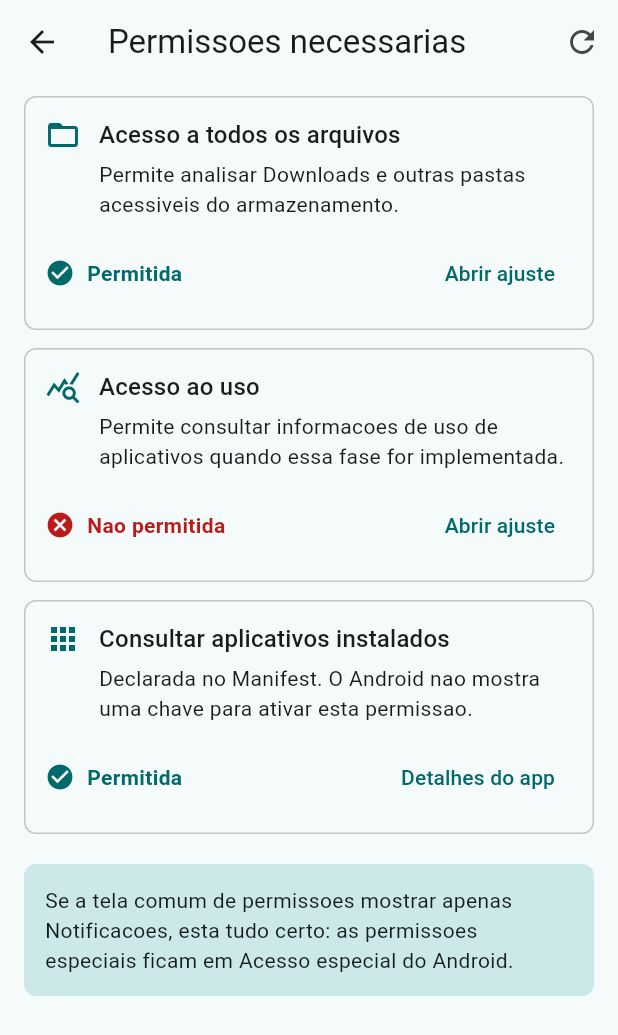
After one commit to tecnicorikardo/CleanDroid, a Flutter app: the PermissionsPage screen opened directly, after a tap on "Abrir ajuste", on a phone screen of 412 x 824 dp. The commit adds this screen. Shown: the top 1035 px of the screen. Run offline on Flutter 3.47's test engine with Material 3 defaults, Android fonts, the phone set to English and light mode, and no system bars; our stand-ins replace permission_handler, shared_preferences; missing offline and left inert: workmanager; accounts and stored records are empty.

Commit message:
Cria tela de permissoes especiais

```diff
--- /dev/null
+++ b/lib/src/models/app_permission_status.dart
@@ -0,0 +1,11 @@
+class AppPermissionStatus {
+  const AppPermissionStatus({
+    required this.allFilesAccess,
+    required this.usageAccess,
+    required this.queryAllPackagesDeclared,
+  });
+
+  final bool allFilesAccess;
+  final bool usageAccess;
+  final bool queryAllPackagesDeclared;
+}
--- /dev/null
+++ b/lib/src/services/app_permission_service.dart
@@ -0,0 +1,58 @@
+import 'dart:io';
+
+import 'package:flutter/services.dart';
+import 'package:permission_handler/permission_handler.dart';
+
+import '../models/app_permission_status.dart';
+
+class AppPermissionService {
+  static const _channel = MethodChannel('br.com.cleandroid.app/permissions');
+
+  Future<AppPermissionStatus> loadStatus() async {
+    final allFilesAccess = Platform.isAndroid
+        ? await Permission.manageExternalStorage.isGranted
+        : true;
+
+    return AppPermissionStatus(
+      allFilesAccess: allFilesAccess,
+      usageAccess: await hasUsageAccess(),
+      queryAllPackagesDeclared: true,
+    );
+  }
+
+  Future<bool> hasUsageAccess() async {
+    if (!Platform.isAndroid) {
+      return true;
+    }
+
+    try {
+      return await _channel.invokeMethod<bool>('hasUsageAccess') ?? false;
+    } on PlatformException {
+      return false;
+    }
+  }
+
+  Future<void> openAllFilesAccessSettings() async {
+    if (!Platform.isAndroid) {
+      return;
+    }
+
+    await _channel.invokeMethod<void>('openAllFilesAccessSettings');
+  }
+
+  Future<void> openUsageAccessSettings() async {
+    if (!Platform.isAndroid) {
+      return;
+    }
+
+    await _channel.invokeMethod<void>('openUsageAccessSettings');
+  }
+
+  Future<void> openAppDetailsSettings() async {
+    if (!Platform.isAndroid) {
+      return;
+    }
+
+    await _channel.invokeMethod<void>('openAppDetailsSettings');
+  }
+}
--- a/lib/src/ui/home_page.dart
+++ b/lib/src/ui/home_page.dart
@@ -7,6 +7,7 @@ import '../services/cleanup_scheduler.dart';
 import '../services/cleanup_service.dart';
 import '../services/cleanup_settings_service.dart';
 import '../services/file_scanner_service.dart';
+import 'permissions_page.dart';
 
 class HomePage extends StatefulWidget {
   HomePage({
@@ -97,6 +98,13 @@ class _HomePageState extends State<HomePage> {
     await _load();
   }
 
+  Future<void> _openPermissionsPage() async {
+    await Navigator.of(
+      context,
+    ).push(MaterialPageRoute<void>(builder: (_) => PermissionsPage()));
+    await _load();
+  }
+
   Future<void> _setAutomaticCleanup(bool enabled) async {
     final next = _settings.copyWith(automaticCleanupEnabled: enabled);
     await widget.settingsService.save(next);
@@ -129,6 +137,11 @@ class _HomePageState extends State<HomePage> {
       appBar: AppBar(
         title: const Text('CleanDroid'),
         actions: [
+          IconButton(
+            tooltip: 'Permissoes necessarias',
+            onPressed: _openPermissionsPage,
+            icon: const Icon(Icons.admin_panel_settings_outlined),
+          ),
           IconButton(
             tooltip: 'Atualizar analise',
             onPressed: _loading ? null : _load,
@@ -174,6 +187,7 @@ class _HomePageState extends State<HomePage> {
             _StorageAccessPanel(
               hasStorageAccess: _hasStorageAccess,
               onRequestAccess: _requestStorageAccess,
+              onOpenPermissions: _openPermissionsPage,
             ),
             const SizedBox(height: 16),
             if (report == null)
@@ -414,10 +428,12 @@ class _StorageAccessPanel extends StatelessWidget {
   const _StorageAccessPanel({
     required this.hasStorageAccess,
     required this.onRequestAccess,
+    required this.onOpenPermissions,
   });
 
   final bool hasStorageAccess;
   final VoidCallback onRequestAccess;
+  final VoidCallback onOpenPermissions;
 
   @override
   Widget build(BuildContext context) {
@@ -447,6 +463,11 @@ class _StorageAccessPanel extends StatelessWidget {
             TextButton(
               onPressed: hasStorageAccess ? null : onRequestAccess,
               child: const Text('Permitir'),
+            ),
+            IconButton(
+              tooltip: 'Ver permissoes',
+              onPressed: onOpenPermissions,
+              icon: const Icon(Icons.chevron_right),
             ),
           ],
         ),
--- /dev/null
+++ b/lib/src/ui/permissions_page.dart
@@ -0,0 +1,239 @@
+import 'package:flutter/material.dart';
+
+import '../models/app_permission_status.dart';
+import '../services/app_permission_service.dart';
+
+class PermissionsPage extends StatefulWidget {
+  PermissionsPage({super.key, AppPermissionService? permissionService})
+    : permissionService = permissionService ?? AppPermissionService();
+
+  final AppPermissionService permissionService;
+
+  @override
+  State<PermissionsPage> createState() => _PermissionsPageState();
+}
+
+class _PermissionsPageState extends State<PermissionsPage>
+    with WidgetsBindingObserver {
+  AppPermissionStatus? _status;
+  bool _loading = true;
+
+  @override
+  void initState() {
+    super.initState();
+    WidgetsBinding.instance.addObserver(this);
+    _load();
+  }
+
+  @override
+  void dispose() {
+    WidgetsBinding.instance.removeObserver(this);
+    super.dispose();
+  }
+
+  @override
+  void didChangeAppLifecycleState(AppLifecycleState state) {
+    if (state == AppLifecycleState.resumed) {
+      _load();
+    }
+  }
+
+  Future<void> _load() async {
+    setState(() => _loading = true);
+    final status = await widget.permissionService.loadStatus();
+
+    if (!mounted) {
+      return;
+    }
+
+    setState(() {
+      _status = status;
+      _loading = false;
+    });
+  }
+
+  Future<void> _openAllFilesAccess() async {
+    await widget.permissionService.openAllFilesAccessSettings();
+  }
+
+  Future<void> _openUsageAccess() async {
+    await widget.permissionService.openUsageAccessSettings();
+  }
+
+  Future<void> _openAppDetails() async {
+    await widget.permissionService.openAppDetailsSettings();
+  }
+
+  @override
+  Widget build(BuildContext context) {
+    final status = _status;
+
+    return Scaffold(
+      appBar: AppBar(
+        title: const Text('Permissoes necessarias'),
+        actions: [
+          IconButton(
+            tooltip: 'Atualizar permissoes',
+            onPressed: _loading ? null : _load,
+            icon: const Icon(Icons.refresh),
+          ),
+        ],
+      ),
+      body: ListView(
+        padding: const EdgeInsets.fromLTRB(16, 8, 16, 24),
+        children: [
+          if (_loading && status == null)
+            const LinearProgressIndicator()
+          else ...[
+            _PermissionTile(
+              icon: Icons.folder_open,
+              title: 'Acesso a todos os arquivos',
+              description:
+                  'Permite analisar Downloads e outras pastas acessiveis do armazenamento.',
+              granted: status?.allFilesAccess ?? false,
+              actionLabel: 'Abrir ajuste',
+              onPressed: _openAllFilesAccess,
+            ),
+            const SizedBox(height: 12),
+            _PermissionTile(
+              icon: Icons.query_stats,
+              title: 'Acesso ao uso',
+              description:
+                  'Permite consultar informacoes de uso de aplicativos quando essa fase for implementada.',
+              granted: status?.usageAccess ?? false,
+              actionLabel: 'Abrir ajuste',
+              onPressed: _openUsageAccess,
+            ),
+            const SizedBox(height: 12),
+            _PermissionTile(
+              icon: Icons.apps,
+              title: 'Consultar aplicativos instalados',
+              description:
+                  'Declarada no Manifest. O Android nao mostra uma chave para ativar esta permissao.',
+              granted: status?.queryAllPackagesDeclared ?? false,
+              actionLabel: 'Detalhes do app',
+              onPressed: _openAppDetails,
+            ),
+          ],
+          const SizedBox(height: 20),
+          _PermissionHelpBox(
+            allFilesAccess: status?.allFilesAccess ?? false,
+            usageAccess: status?.usageAccess ?? false,
+          ),
+        ],
+      ),
+    );
+  }
+}
+
+class _PermissionTile extends StatelessWidget {
+  const _PermissionTile({
+    required this.icon,
+    required this.title,
+    required this.description,
+    required this.granted,
+    required this.actionLabel,
+    required this.onPressed,
+  });
+
+  final IconData icon;
+  final String title;
+  final String description;
+  final bool granted;
+  final String actionLabel;
+  final VoidCallback onPressed;
+
+  @override
+  Widget build(BuildContext context) {
+    final theme = Theme.of(context);
+    final statusColor = granted
+        ? theme.colorScheme.primary
+        : theme.colorScheme.error;
+
+    return DecoratedBox(
+      decoration: BoxDecoration(
+        border: Border.all(color: theme.colorScheme.outlineVariant),
+        borderRadius: BorderRadius.circular(8),
+      ),
+      child: Padding(
+        padding: const EdgeInsets.all(14),
+        child: Column(
+          crossAxisAlignment: CrossAxisAlignment.start,
+          children: [
+            Row(
+              crossAxisAlignment: CrossAxisAlignment.start,
+              children: [
+                Icon(icon, color: theme.colorScheme.primary),
+                const SizedBox(width: 12),
+                Expanded(
+                  child: Column(
+                    crossAxisAlignment: CrossAxisAlignment.start,
+                    children: [
+                      Text(title, style: theme.textTheme.titleMedium),
+                      const SizedBox(height: 4),
+                      Text(description),
+                    ],
+                  ),
+                ),
+              ],
+            ),
+            const SizedBox(height: 12),
+            Row(
+              children: [
+                Icon(
+                  granted ? Icons.check_circle : Icons.cancel,
+                  color: statusColor,
+                  size: 20,
+                ),
+                const SizedBox(width: 8),
+                Expanded(
+                  child: Text(
+                    granted ? 'Permitida' : 'Nao permitida',
+                    style: TextStyle(
+                      color: statusColor,
+                      fontWeight: FontWeight.w600,
+                    ),
+                  ),
+                ),
+                TextButton(onPressed: onPressed, child: Text(actionLabel)),
+              ],
+            ),
+          ],
+        ),
+      ),
+    );
+  }
+}
+
+class _PermissionHelpBox extends StatelessWidget {
+  const _PermissionHelpBox({
+    required this.allFilesAccess,
+    required this.usageAccess,
+  });
+
+  final bool allFilesAccess;
+  final bool usageAccess;
+
+  @override
+  Widget build(BuildContext context) {
+    final theme = Theme.of(context);
+    final ready = allFilesAccess && usageAccess;
+
+    return DecoratedBox(
+      decoration: BoxDecoration(
+        color: ready
+            ? theme.colorScheme.primaryContainer
+            : theme.colorScheme.secondaryContainer,
+        borderRadius: BorderRadius.circular(8),
+      ),
+      child: Padding(
+        padding: const EdgeInsets.all(14),
+        child: Text(
+          ready
+              ? 'Permissoes especiais principais ativadas. Atualize a analise para usar os novos acessos.'
+              : 'Se a tela comum de permissoes mostrar apenas Notificacoes, esta tudo certo: as permissoes especiais ficam em Acesso especial do Android.',
+        ),
+      ),
+    );
+  }
+}
```
Also changed, not shown: 2 other files.
